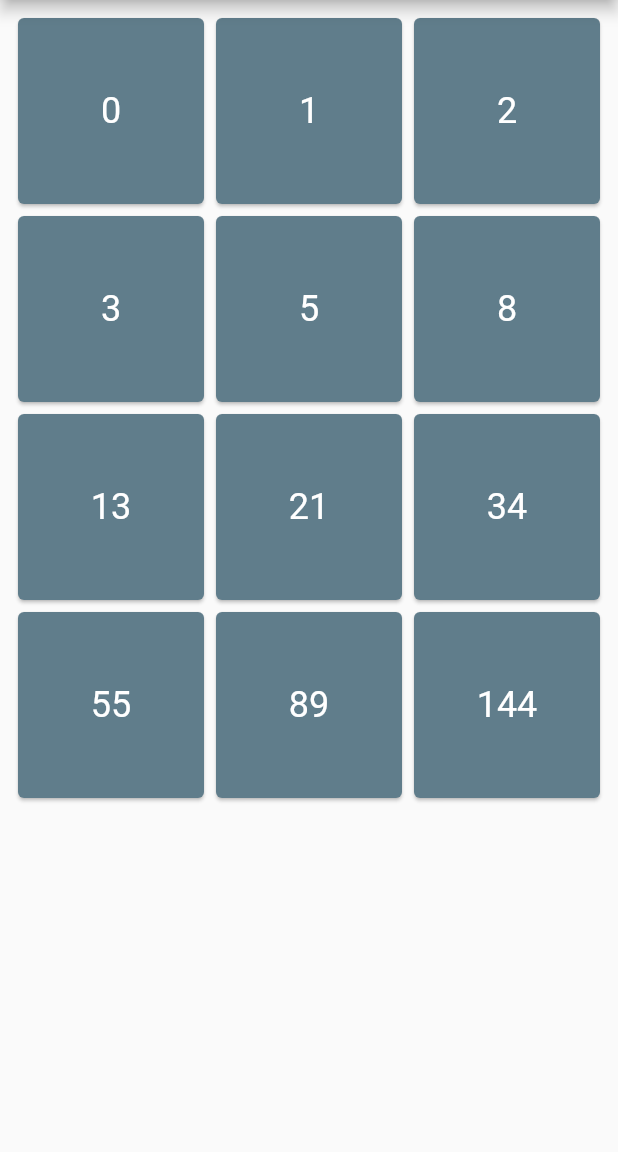
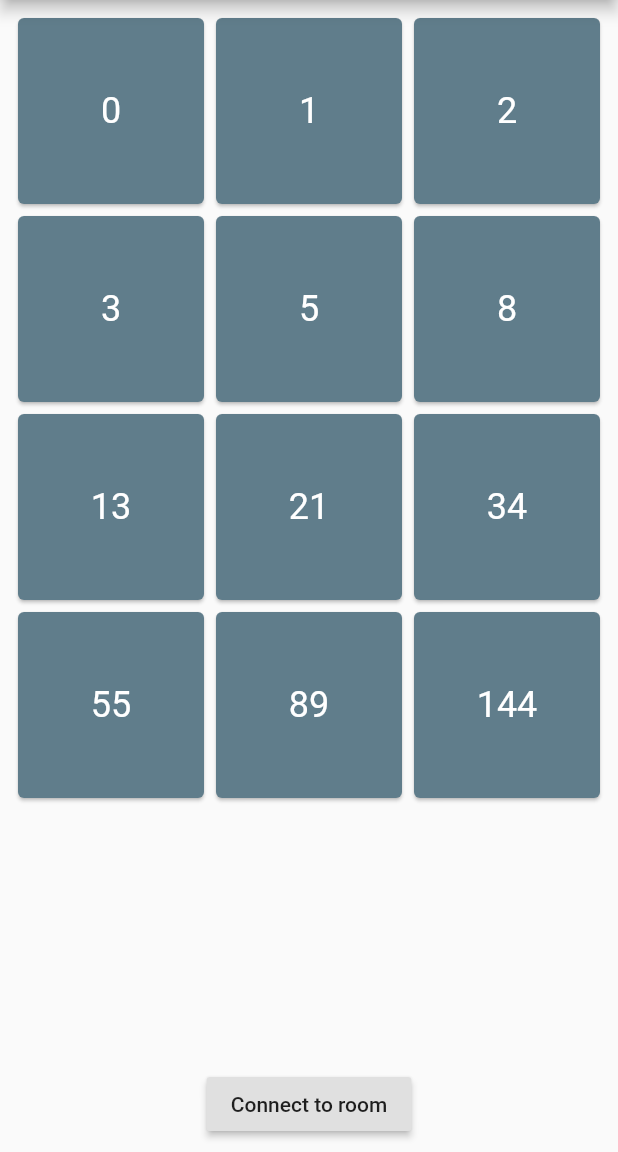
Before and after one commit to Sirelon/FamilyBudget, a Flutter app: the screen it shows after launch, on a phone screen of 412 x 824 dp, the part 84-1236 px from its top. Run offline on Flutter 3.47's test engine with Material 2 defaults, Android fonts, the phone set to English and light mode, and no system bars; our stand-ins replace cached_network_image, cloud_firestore, firebase_core, firebase_storage, image_picker; accounts and stored records are empty.

Commit message:
Prepare dialog for  conecting room.

```diff
--- a/lib/poker/cards_list_page.dart
+++ b/lib/poker/cards_list_page.dart
@@ -9,9 +9,17 @@ class CardsListPage extends StatelessWidget {
       body: SafeArea(
           child: Padding(
         padding: const EdgeInsets.all(8.0),
+        child: Column(
+          children: [
+            Expanded(
               child: GridView.count(
                 crossAxisCount: 3,
-          children: List.generate(12, (index) => cardItem(context, index)),
+                children:
+                    List.generate(12, (index) => cardItem(context, index)),
+              ),
+            ),
+            ConnectButtonWidget()
+          ],
         ),
       )),
     );
@@ -38,6 +46,74 @@ int fibonacci(int n) {
   if (n == 1) return 1;
   if (n == 2) return 2;
   return fibonacci(n - 2) + fibonacci(n - 1);
+}
+
+class ConnectButtonWidget extends StatefulWidget {
+  @override
+  _ConnectButtonWidgetState createState() => _ConnectButtonWidgetState();
+}
+
+class _ConnectButtonWidgetState extends State<ConnectButtonWidget> {
+  final controller = TextEditingController();
+
+  @override
+  Widget build(BuildContext context) {
+    final room = controller.value.text;
+    if (room == null || room.isEmpty) {
+      return RaisedButton(
+        onPressed: _showDialog,
+        child: Text("Connect to room"),
+      );
+    } else {
+      return Center(
+          child: Column(
+        children: [
+          Text("You're connected to $room"),
+          RaisedButton(
+            onPressed: _showDialog,
+            child: Text("Reconect"),
+          )
+        ],
+      ));
+    }
+  }
+
+  _showDialog() async {
+    await showDialog<String>(
+      context: context,
+      child: new _SystemPadding(
+        child: new AlertDialog(
+          contentPadding: const EdgeInsets.all(16.0),
+          content: new Row(
+            children: <Widget>[
+              new Expanded(
+                child: new TextField(
+                  controller: controller,
+                  autofocus: true,
+                  decoration: new InputDecoration(
+                      labelText: 'Room name', hintText: 'eg. Android Sprint 3'),
+                ),
+              )
+            ],
+          ),
+          actions: <Widget>[
+            new FlatButton(
+                child: const Text('CANCEL'),
+                onPressed: () {
+                  Navigator.pop(context);
+                }),
+            new FlatButton(
+                child: const Text('Connect'), onPressed: _connectToRoom)
+          ],
+        ),
+      ),
+    );
+  }
+
+  _connectToRoom() {
+    Navigator.pop(context);
+    setState(() {});
+  }
 }
 
 class FibonacciCardWidget extends StatelessWidget {
@@ -93,8 +169,7 @@ class _CardFullPageState extends State<CardFullPage> {
             width: double.infinity,
             height: double.infinity,
             color: Colors.deepOrangeAccent,
-            child: Center(
-                child: RipplesAnimation()),
+            child: Center(child: RipplesAnimation()),
           );
     final titleText = toReveal ? "Tap to close" : "Ready. Tap to view.";
     return Scaffold(
@@ -115,3 +190,18 @@ class _CardFullPageState extends State<CardFullPage> {
     );
   }
 }
+
+class _SystemPadding extends StatelessWidget {
+  final Widget child;
+
+  _SystemPadding({Key key, this.child}) : super(key: key);
+
+  @override
+  Widget build(BuildContext context) {
+    var mediaQuery = MediaQuery.of(context);
+    return new AnimatedContainer(
+        padding: mediaQuery.viewInsets,
+        duration: const Duration(milliseconds: 300),
+        child: child);
+  }
+}
```
Lines whose indentation alone changed are shown as unchanged.
